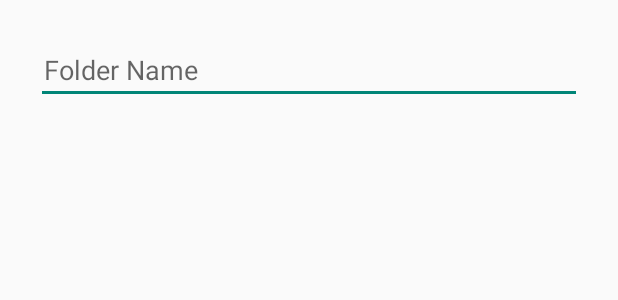
After one commit to Hatomoyo2721/FTP_Client, an Android app: the layout dialog_create_folder.xml on its own in the app's theme, with its tools: preview values and no code run, on a phone screen of 412 x 824 dp. The commit adds this screen. Shown: the top 300 px of the screen. Run offline under Robolectric (Android 15) with nearby library versions, the phone set to English and light mode, and no system bars.

Commit message:
done create

```diff
--- /dev/null
+++ b/app/src/main/res/layout/dialog_create_folder.xml
@@ -0,0 +1,15 @@
+<?xml version="1.0" encoding="utf-8"?>
+<LinearLayout xmlns:android="http://schemas.android.com/apk/res/android"
+    android:orientation="vertical"
+    android:layout_width="match_parent"
+    android:layout_height="wrap_content"
+    android:padding="24dp">
+
+    <EditText
+        android:id="@+id/input"
+        android:layout_width="match_parent"
+        android:layout_height="wrap_content"
+        android:hint="Folder Name"
+        android:paddingLeft="5dp"
+        android:paddingRight="5dp"/>
+</LinearLayout>
```
Also changed, not shown: app/src/main/java/com/example/ftp_client/ui/file/FileListFragment.java (+79 -1 lines), app/src/main/java/com/example/ftp_client/ui/file/file_http/FileDownloadApi.java (deleted, +0 -13 lines), app/src/main/java/com/example/ftp_client/ui/file/file_http/FileDownloadService.java (deleted, +0 -98 lines).
